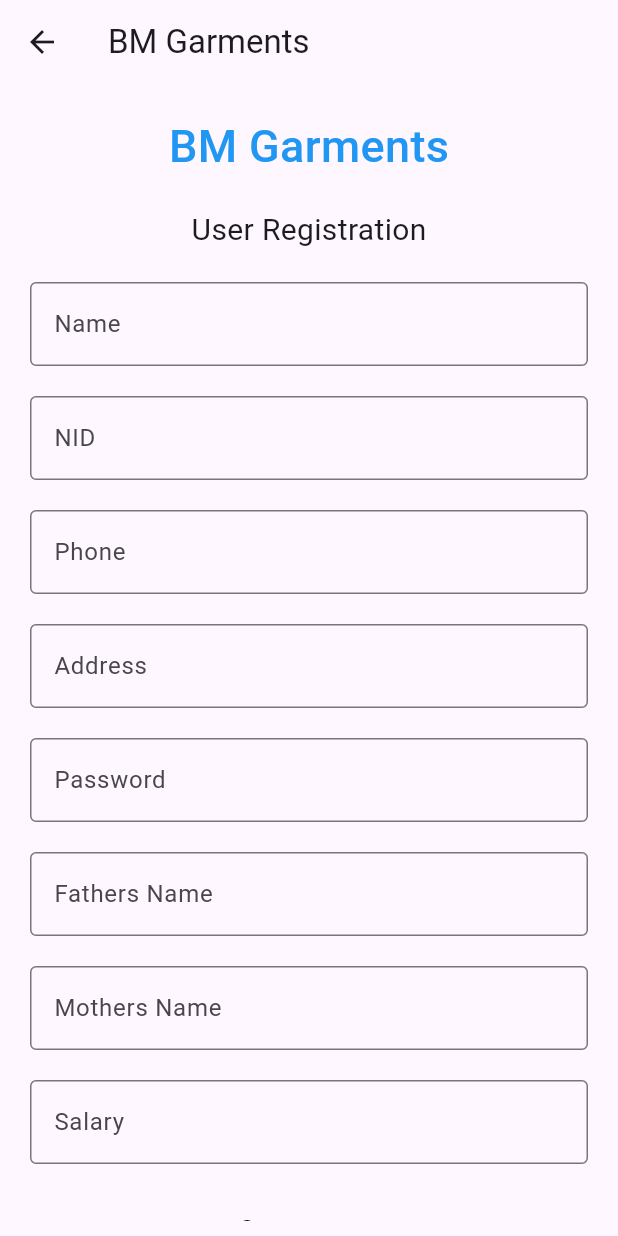
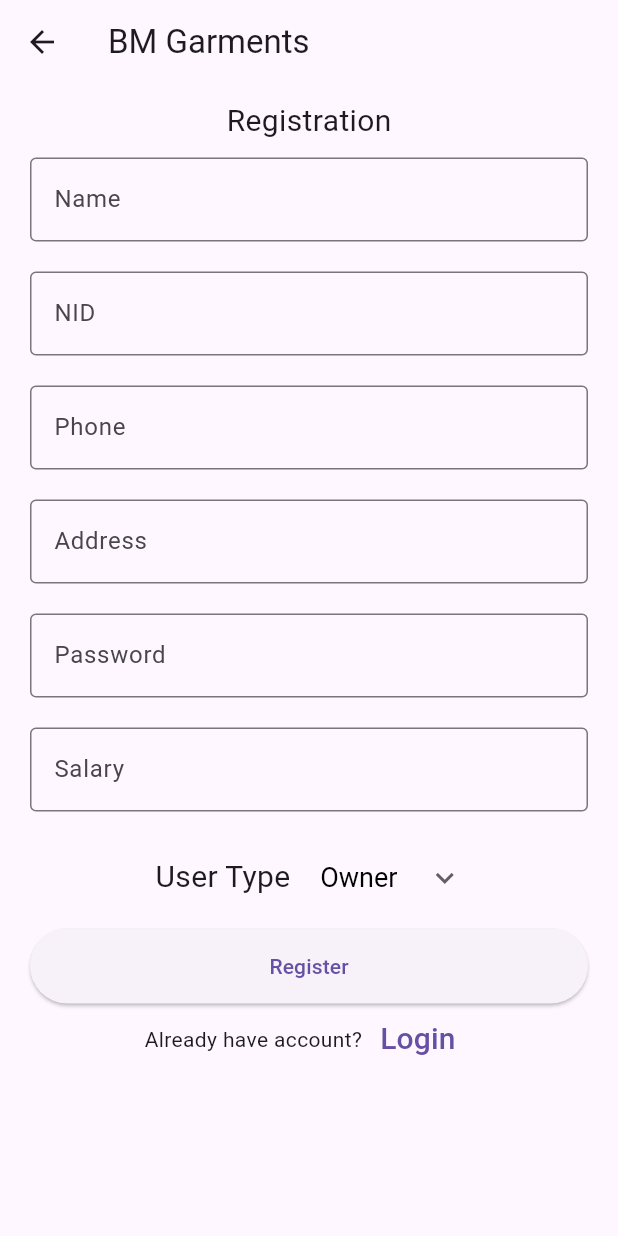
Before and after one commit to IftekharulAlam/garments_app, a Flutter app: the RegistrationPage screen opened directly, on a phone screen of 412 x 824 dp. Run offline on Flutter 3.47's test engine with Material 3 defaults, Android fonts, the phone set to English and light mode, and no system bars; our stand-ins replace fluttertoast; network calls fail.

Commit message:
user added

```diff
--- a/lib/view/home_page.dart
+++ b/lib/view/home_page.dart
@@ -59,13 +59,13 @@
                   child: Image.asset('assets/bmlogo.jpg'),
                 ),
                 ListTile(
-                  title: Center(child: Text("Profile")),
+                  title: Center(child: Text("BM Garments")),
                 ),
                 ListTile(
-                  title: Center(child: Text("Daily Sheet")),
+                  title: Center(child: Text("Sabbir Sheikh")),
                 ),
                 ListTile(
-                  title: Center(child: Text("Khatiayn")),
+                  title: Center(child: Text("Manager")),
                 ),
               ],
             ),
--- a/lib/view/registration_page.dart
+++ b/lib/view/registration_page.dart
@@ -22,19 +22,10 @@
   TextEditingController phone = TextEditingController();
   TextEditingController nid = TextEditingController();
   TextEditingController password = TextEditingController();
-  TextEditingController fathersName = TextEditingController();
-  TextEditingController mothersName = TextEditingController();
+
   TextEditingController salary = TextEditingController();
-  Future register(
-      String name,
-      String address,
-      String phone,
-      String nid,
-      String password,
-      String fathersName,
-      String mothersName,
-      String salary,
-      String type) async {
+  Future register(String name, String address, String phone, String nid,
+      String password, String salary, String type) async {
     http.Response response = await http
         .post(Uri.parse("http://$mydeviceIP:8000/registerUser"), body: {
       "name": name,
@@ -42,8 +33,6 @@
       "phone": phone,
       "nid": nid,
       "password": password,
-      "fathersName": fathersName,
-      "mothersName": mothersName,
       "salary": salary,
       "type": type,
     });
@@ -73,19 +62,8 @@
           children: <Widget>[
             Container(
               alignment: Alignment.center,
-                padding: const EdgeInsets.all(10),
               child: const Text(
-                  'BM Garments',
-                  style: TextStyle(
-                      color: Colors.blue,
-                      fontWeight: FontWeight.w500,
-                      fontSize: 30),
-                )),
-            Container(
-              alignment: Alignment.center,
-              padding: const EdgeInsets.all(10),
-              child: const Text(
-                'User Registration',
+                'Registration',
                 style: TextStyle(fontSize: 20),
               ),
             ),
@@ -143,26 +121,6 @@
             Container(
               padding: const EdgeInsets.fromLTRB(10, 10, 10, 10),
               child: TextField(
-                controller: fathersName,
-                decoration: const InputDecoration(
-                  border: OutlineInputBorder(),
-                  labelText: 'Fathers Name',
-                ),
-              ),
-            ),
-            Container(
-              padding: const EdgeInsets.fromLTRB(10, 10, 10, 10),
-              child: TextField(
-                controller: mothersName,
-                decoration: const InputDecoration(
-                  border: OutlineInputBorder(),
-                  labelText: 'Mothers Name',
-                ),
-              ),
-            ),
-            Container(
-              padding: const EdgeInsets.fromLTRB(10, 10, 10, 10),
-              child: TextField(
                 controller: salary,
                 decoration: const InputDecoration(
                   border: OutlineInputBorder(),
@@ -171,7 +129,18 @@
               ),
             ),
             Center(
-              child: Container(
+              child: Row(
+                mainAxisAlignment: MainAxisAlignment.center,
+                children: [
+                  Container(
+                    alignment: Alignment.center,
+                    padding: const EdgeInsets.all(10),
+                    child: const Text(
+                      'User Type',
+                      style: TextStyle(fontSize: 20),
+                    ),
+                  ),
+                  Container(
                     padding: const EdgeInsets.all(10),
                     child: DropdownButton(
                       underline: Container(),
@@ -183,7 +152,8 @@
                       value: dropdownvalue,
                       icon: const Icon(Icons.keyboard_arrow_down),
                       items: items.map((String items) {
-                    return DropdownMenuItem(value: items, child: Text(items));
+                        return DropdownMenuItem(
+                            value: items, child: Text(items));
                       }).toList(),
                       onChanged: (String? newValue) {
                         setState(() {
@@ -192,6 +162,8 @@
                       },
                     ),
                   ),
+                ],
+              ),
             ),
             Container(
               height: 50,
@@ -199,16 +171,8 @@
               child: ElevatedButton(
                 child: const Text('Register'),
                 onPressed: () {
-                  register(
-                      name.text,
-                      address.text,
-                      phone.text,
-                      nid.text,
-                      password.text,
-                      fathersName.text,
-                      mothersName.text,
-                      salary.text,
-                      dropdownvalue);
+                  register(name.text, address.text, phone.text, nid.text,
+                      password.text, salary.text, dropdownvalue);
                 },
               ),
             ),
```
Lines whose indentation alone changed are shown as unchanged.
